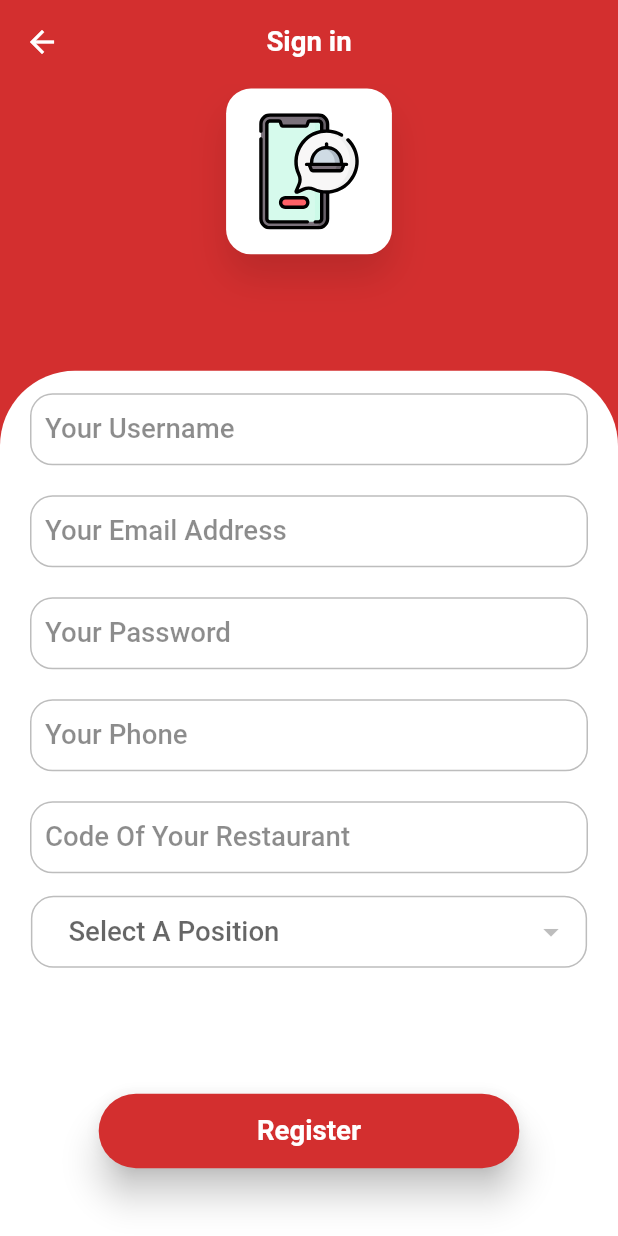
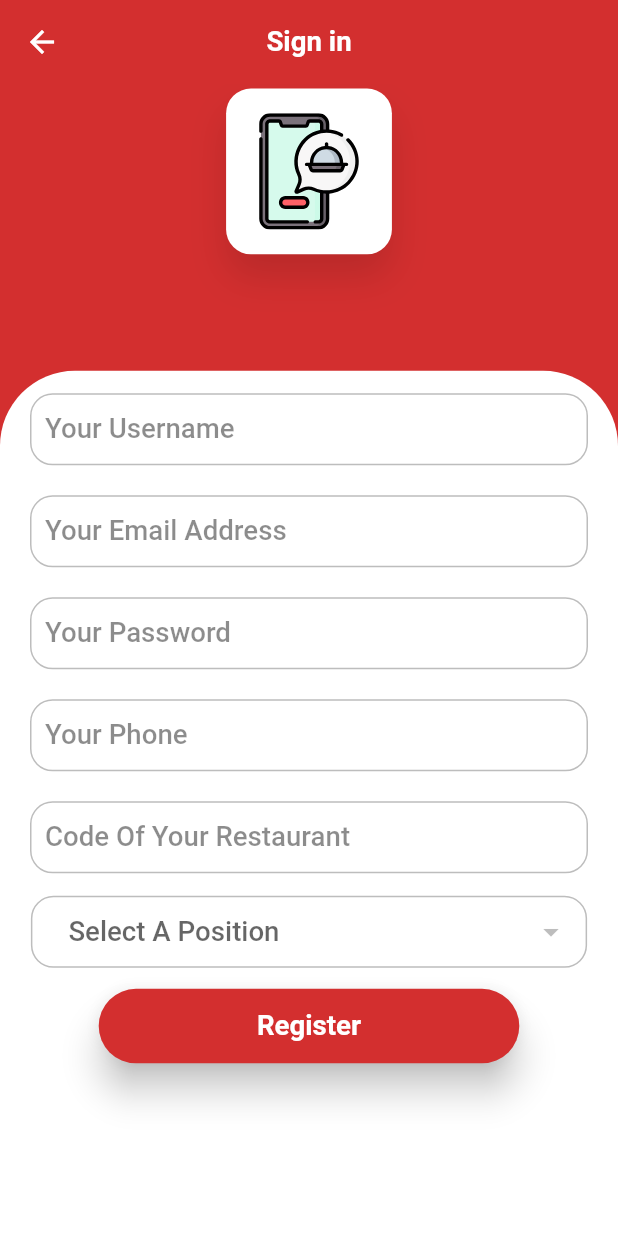
Before and after one commit to wdavid73/frontend_flutter_app, a Flutter app: the SignUpPage screen opened by its route, on a phone screen of 412 x 824 dp. Run offline on Flutter 3.47's test engine with Material 2 defaults, Android fonts, the light colour scheme and no system bars; our stand-ins replace flutter_svg, fluttertoast; network calls fail.

Commit message:
ajustes al sign in form

```diff
--- a/lib/pages/signin_page.dart
+++ b/lib/pages/signin_page.dart
@@ -211,10 +211,6 @@ class _SignUpPageState extends State<SignUpPage> {
                   },
                 ),
                 selectPosition(responsive),
-              ],
-            ),
-          ),
-        ),
                 GestureDetector(
                   onTap: () {
                     this._register();
@@ -242,10 +238,11 @@ class _SignUpPageState extends State<SignUpPage> {
                       ),
                     ),
                   ),
+                )
+              ],
             ),
-        SizedBox(
-          height: responsive.height * 0.05,
-        )
+          ),
+        ),
       ],
     );
   }
```
Lines whose indentation alone changed are shown as unchanged.
